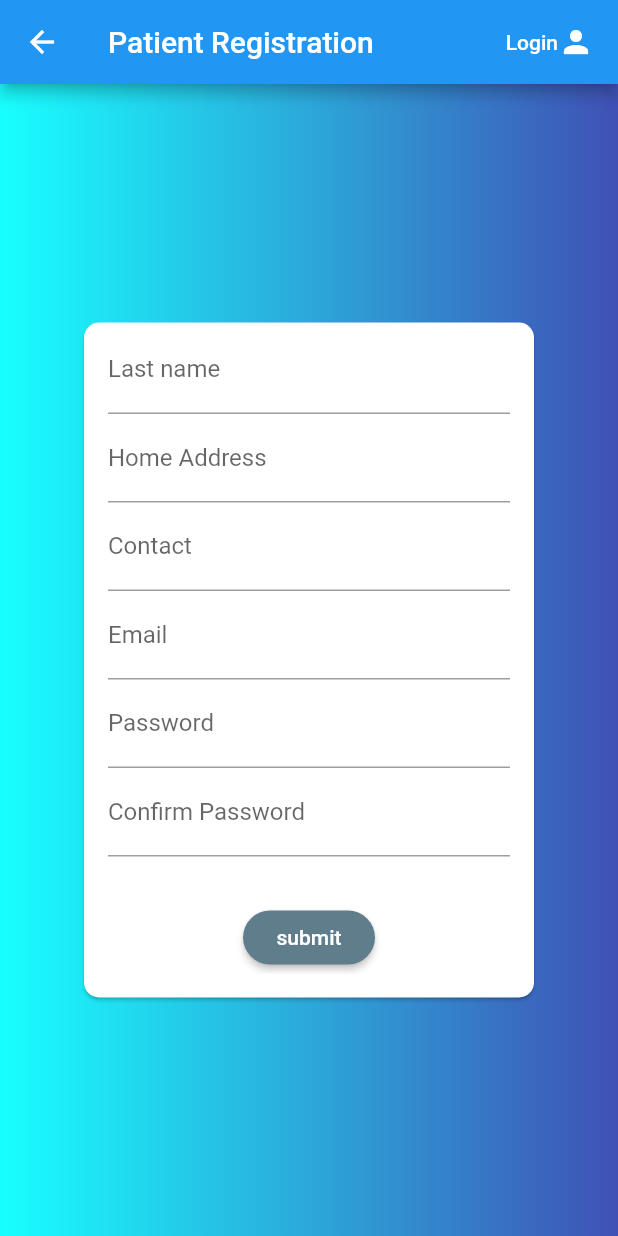
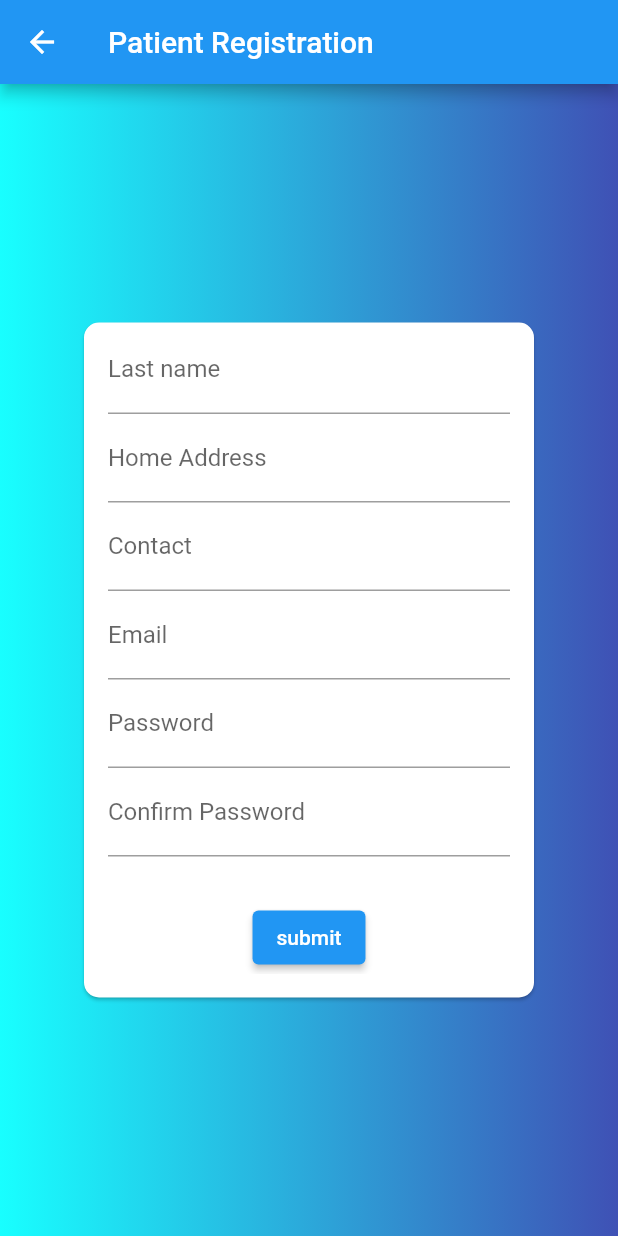
Before and after one commit to Lethokuhle123/AID, a Flutter app: the RegistrationScreen screen opened by its route, scrolled down 73 dp, on a phone screen of 412 x 824 dp. Run offline on Flutter 3.47's test engine with Material 2 defaults, Android fonts, the light colour scheme and no system bars.

Commit message:
Patient Registration

```diff
--- a/lib/registration_screen.dart
+++ b/lib/registration_screen.dart
@@ -49,14 +49,13 @@ class _RegistrationScreenState extends State<RegistrationScreen> {
         title: Text('Patient Registration'),
         automaticallyImplyLeading: true,
         actions: <Widget>[
-          FlatButton(
+          TextButton(
             child: Row(
               children: <Widget>[
                 Text('Login'),
                 Icon(Icons.person)
               ],
             ),
-            textColor: Colors.white,
             onPressed: (){
               Navigator.of(context).pushReplacementNamed(LoginScreen.routeName);
             },
@@ -185,7 +184,7 @@ class _RegistrationScreenState extends State<RegistrationScreen> {
                         SizedBox(
                           height: 30,
                         ),
-                        RaisedButton(
+                        ElevatedButton(
                           child: Text(
                               'submit'
                           ),
@@ -193,12 +192,6 @@ class _RegistrationScreenState extends State<RegistrationScreen> {
                           {
                             _submit();
                           },
-                          shape: RoundedRectangleBorder(
-                            borderRadius: BorderRadius.circular(30),
-
-                          ),
-                          color: Colors.blueGrey,
-                          textColor: Colors.white,
                         )
                       ],
                     ),
```
